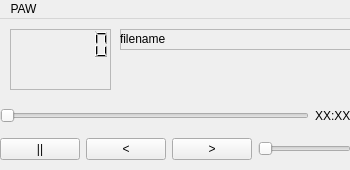
This is PAW_GUI/main_paw_widget.ui in loh1naalt/PerfectAudioWorks as Qt 5 draws it before an edit. The edited form follows.
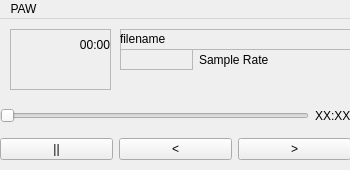
This is the edited form.

Commit message: Added sample rate info label + changed QLEDCounter to label in currrentFileDuration for customization in the future updates

What changed in the file:
```diff
--- a/PAW_GUI/main_paw_widget.ui
+++ b/PAW_GUI/main_paw_widget.ui
@@ -59,13 +59,6 @@
          </property>
         </widget>
        </item>
-       <item>
-        <widget class="QSlider" name="horizontalSlider">
-         <property name="orientation">
-          <enum>Qt::Orientation::Horizontal</enum>
-         </property>
-        </widget>
-       </item>
       </layout>
      </item>
      <item row="0" column="0">
@@ -100,23 +93,29 @@
       <height>61</height>
      </rect>
     </property>
+    <property name="layoutDirection">
+     <enum>Qt::LayoutDirection::RightToLeft</enum>
+    </property>
     <property name="frameShape">
      <enum>QFrame::Shape::StyledPanel</enum>
     </property>
     <property name="frameShadow">
      <enum>QFrame::Shadow::Raised</enum>
     </property>
-    <widget class="QLCDNumber" name="CurrentFileDuration">
+    <widget class="QLabel" name="CurrentFileDuration">
      <property name="geometry">
       <rect>
-       <x>23</x>
+       <x>19</x>
        <y>0</y>
        <width>81</width>
        <height>31</height>
       </rect>
      </property>
-     <property name="frameShape">
-      <enum>QFrame::Shape::NoFrame</enum>
+     <property name="text">
+      <string>00:00</string>
+     </property>
+     <property name="alignment">
+      <set>Qt::AlignmentFlag::AlignRight|Qt::AlignmentFlag::AlignTrailing|Qt::AlignmentFlag::AlignVCenter</set>
      </property>
     </widget>
    </widget>
@@ -149,6 +148,48 @@
      </property>
     </widget>
    </widget>
+   <widget class="QWidget" name="gridLayoutWidget_2">
+    <property name="geometry">
+     <rect>
+      <x>120</x>
+      <y>30</y>
+      <width>151</width>
+      <height>21</height>
+     </rect>
+    </property>
+    <layout class="QGridLayout" name="gridLayout">
+     <item row="2" column="1">
+      <widget class="QLabel" name="label">
+       <property name="text">
+        <string>Sample Rate</string>
+       </property>
+      </widget>
+     </item>
+     <item row="2" column="0">
+      <widget class="QFrame" name="frame">
+       <property name="frameShape">
+        <enum>QFrame::Shape::StyledPanel</enum>
+       </property>
+       <property name="frameShadow">
+        <enum>QFrame::Shadow::Raised</enum>
+       </property>
+       <widget class="QLabel" name="SampleRate">
+        <property name="geometry">
+         <rect>
+          <x>0</x>
+          <y>0</y>
+          <width>70</width>
+          <height>19</height>
+         </rect>
+        </property>
+        <property name="text">
+         <string/>
+        </property>
+       </widget>
+      </widget>
+     </item>
+    </layout>
+   </widget>
   </widget>
   <widget class="QMenuBar" name="menubar">
    <property name="geometry">
```
The commit also changes 1 other file.
